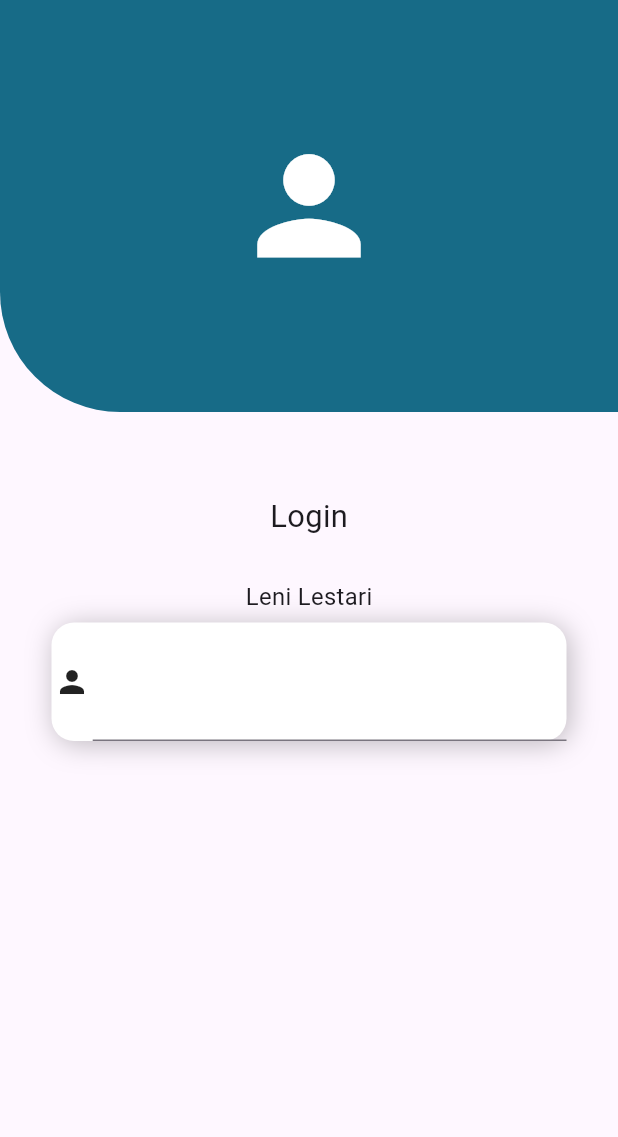
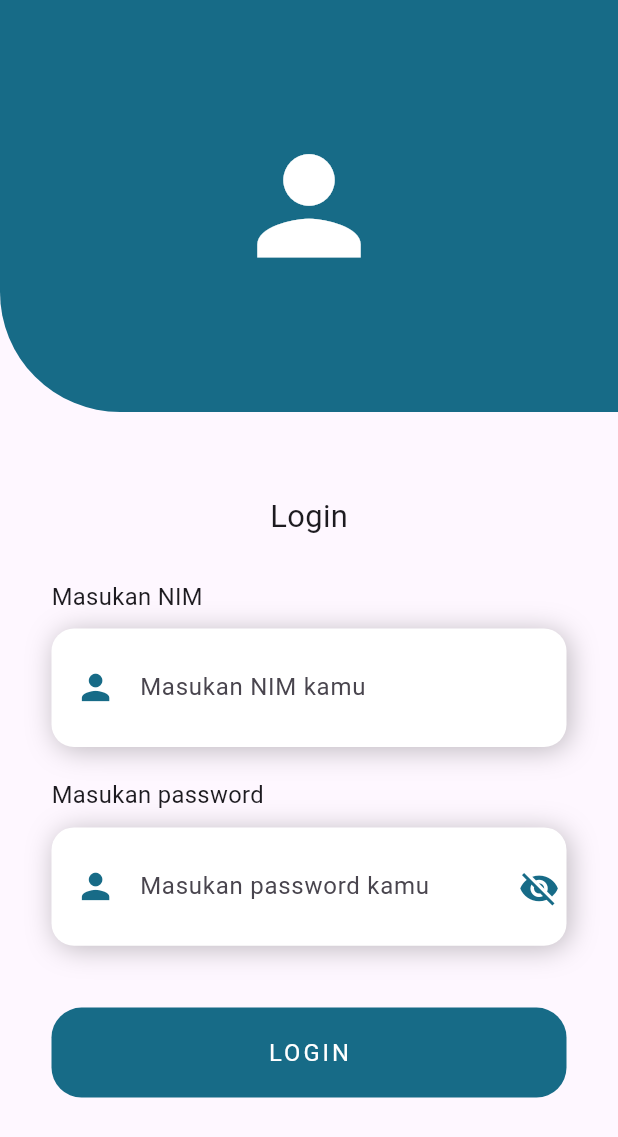
Before and after one commit to lenilestari/Absensi_Simulasi, a Flutter app: the screen it shows after launch, on a phone screen of 412 x 824 dp. Shown: the top 1137 px of the screen. Run offline on Flutter 3.47's test engine with Material 2 defaults, Android fonts, the light colour scheme and no system bars; our stand-ins replace firebase_core, flutter_keyboard_visibility; accounts and stored records are empty; Roboto replaces fonts that are missing (font_1, font_2).

Commit message:
Menu Login

```diff
--- a/lib/loginscreen.dart
+++ b/lib/loginscreen.dart
@@ -8,17 +8,28 @@ class LoginScreen extends StatefulWidget {
 }
 
 class _LoginScreenState extends State<LoginScreen> {
+  TextEditingController idController = TextEditingController();
+  TextEditingController passController = TextEditingController();
   double screenHeight = 0;
   double screenWidth = 0;
 
   Color primary = Color(0xFF176B87);
+  bool obscure = true; // Untuk mengontrol visibilitas password
 
   @override
   Widget build(BuildContext context) {
-    screenHeight = MediaQuery.of(context).size.height;
-    screenWidth = MediaQuery.of(context).size.width;
+    screenHeight = MediaQuery
+        .of(context)
+        .size
+        .height;
+    screenWidth = MediaQuery
+        .of(context)
+        .size
+        .width;
     return Scaffold(
-      body: Column(
+      resizeToAvoidBottomInset: false,
+      body: SingleChildScrollView(
+        child: Column(
           children: [
             Container(
               height: screenHeight / 3,
@@ -40,7 +51,7 @@ class _LoginScreenState extends State<LoginScreen> {
             Container(
               margin: EdgeInsets.only(
                 top: screenHeight / 15,
-              bottom: screenHeight / 30, // Mengubah jarak ke bawah
+                bottom: screenHeight / 30,
               ),
               child: Text(
                 "Login",
@@ -56,20 +67,60 @@ class _LoginScreenState extends State<LoginScreen> {
                 horizontal: screenWidth / 12,
               ),
               child: Column(
+                crossAxisAlignment: CrossAxisAlignment.start,
+                children: [
+                  fieldTitle("Masukan NIM"),
+                  customField("Masukan NIM kamu", idController, false),
+                  fieldTitle("Masukan password"),
+                  customPasswordField("Masukan password kamu", passController),
+                  // Gunakan customPasswordField
+                  Container(
+                    height: 60,
+                    width: screenWidth,
+                    margin: EdgeInsets.only(top: screenHeight / 40),
+                    decoration: BoxDecoration(
+                      color: primary,
+                      borderRadius: BorderRadius.all(Radius.circular(20)),
+                    ),
+                    child: Center(
+                      child: Text(
+                        "LOGIN",
+                        style: TextStyle(
+                          fontFamily: "font_2",
+                          fontSize: screenWidth / 26,
+                          color: Colors.white,
+                          letterSpacing: 2,
+                        ),
+                      ),
+                    ),
+                  )
+                ],
+              ),
+            ),
+          ],
+        ),
+      ),
+    );
+  }
 
-              children: [
-                Container(
-                  margin: const EdgeInsets.only(bottom: 6),
+  Widget fieldTitle(String title) {
+    return Container(
+      margin: const EdgeInsets.only(bottom: 10),
       child: Text(
-                    "Leni Lestari",
+        title,
         style: TextStyle(
           fontSize: screenWidth / 26,
           fontFamily: "font_2",
         ),
       ),
-                ),
-                Container(
+    );
+  }
+
+  Widget customField(String hint, TextEditingController controller,
+      bool obscureText) {
+    return Container(
       width: screenWidth,
+      margin: EdgeInsets.only(bottom: screenHeight / 40),
       decoration: BoxDecoration(
         color: Colors.white,
         borderRadius: BorderRadius.all(Radius.circular(15)),
@@ -84,24 +135,99 @@ class _LoginScreenState extends State<LoginScreen> {
       child: Row(
         children: [
           Container(
-                        width: screenWidth / 15,
+            width: screenWidth / 7,
             child: Icon(
               Icons.person,
+              color: primary,
+              size: screenWidth / 15,
             ),
           ),
           Expanded(
+            child: Padding(
+              padding: EdgeInsets.only(right: screenWidth / 12),
               child: TextFormField(
+                controller: controller,
+                enableSuggestions: false,
+                autocorrect: false,
                 decoration: InputDecoration(
                   contentPadding: EdgeInsets.symmetric(
                     vertical: screenHeight / 30,
                   ),
+                  border: InputBorder.none,
+                  hintText: hint,
+                ),
+                maxLines: 1,
+                obscureText: obscureText, // Gunakan nilai dari parameter
               ),
             ),
           ),
         ],
       ),
+    );
+  }
+
+  Widget customPasswordField(String hint, TextEditingController controller) {
+    return Container(
+      width: screenWidth,
+      margin: EdgeInsets.only(bottom: screenHeight / 40),
+      decoration: BoxDecoration(
+        color: Colors.white,
+        borderRadius: BorderRadius.all(Radius.circular(15)),
+        boxShadow: [
+          BoxShadow(
+            color: Colors.black26,
+            blurRadius: 15,
+            offset: Offset(2, 2),
           ),
         ],
+      ),
+      child: Row(
+        children: [
+          Container(
+            width: screenWidth / 7,
+            child: Icon(
+              Icons.person,
+              color: primary,
+              size: screenWidth / 15,
+            ),
+          ),
+          Expanded(
+            child: Padding(
+              padding: EdgeInsets.only(right: screenWidth / 12),
+              child: TextFormField(
+                controller: controller,
+                enableSuggestions: false,
+                autocorrect: false,
+                decoration: InputDecoration(
+                  contentPadding: EdgeInsets.symmetric(
+                    vertical: screenHeight / 30,
+                  ),
+                  border: InputBorder.none,
+                  hintText: hint,
+                ),
+                maxLines: 1,
+                obscureText: obscure, // Gunakan nilai dari parameter
+              ),
+            ),
+          ),
+          Align(
+            alignment: Alignment.centerRight,
+            child: GestureDetector(
+              onTap: () {
+                setState(() {
+                  obscure = !obscure;
+                });
+              },
+              child: Container(
+                width: 40, // Sesuaikan lebar container
+                height: 40, // Sesuaikan tinggi container
+                padding: EdgeInsets.all(8), // Sesuaikan padding
+                child: Icon(
+                  obscure ? Icons.visibility_off : Icons.visibility,
+                  color: primary,
+                  size: screenWidth / 15,
+                ),
+              ),
             ),
           ),
         ],
--- a/lib/main.dart
+++ b/lib/main.dart
@@ -1,6 +1,7 @@
 import 'package:absensi_simulasi_mmtc_20/loginscreen.dart';
 import 'package:firebase_core/firebase_core.dart';
 import 'package:flutter/material.dart';
+import 'package:flutter_keyboard_visibility/flutter_keyboard_visibility.dart';
 
 Future<void> main() async {
   WidgetsFlutterBinding.ensureInitialized();
@@ -15,12 +16,16 @@ class MyApp extends StatelessWidget {
   @override
   Widget build(BuildContext context) {
     return MaterialApp(
+      debugShowCheckedModeBanner: false,
+
       title: 'Flutter Demo',
       theme: ThemeData(
         colorScheme: ColorScheme.fromSeed(seedColor: Colors.deepPurple),
         useMaterial3: true,
       ),
-      home: const LoginScreen(),
+      home: const KeyboardVisibilityProvider(
+        child: const LoginScreen(),
+      ),
     );
   }
 }
--- a/pubspec.yaml
+++ b/pubspec.yaml
@@ -32,6 +32,7 @@ dependencies:
     sdk: flutter
 
   firebase_core: ^2.16.0
+  flutter_keyboard_visibility: ^5.4.1
   # The following adds the Cupertino Icons font to your application.
   # Use with the CupertinoIcons class for iOS style icons.
   cupertino_icons: ^1.0.2
```
Also changed, not shown: pubspec.lock. Lines whose indentation alone changed are shown as unchanged.
